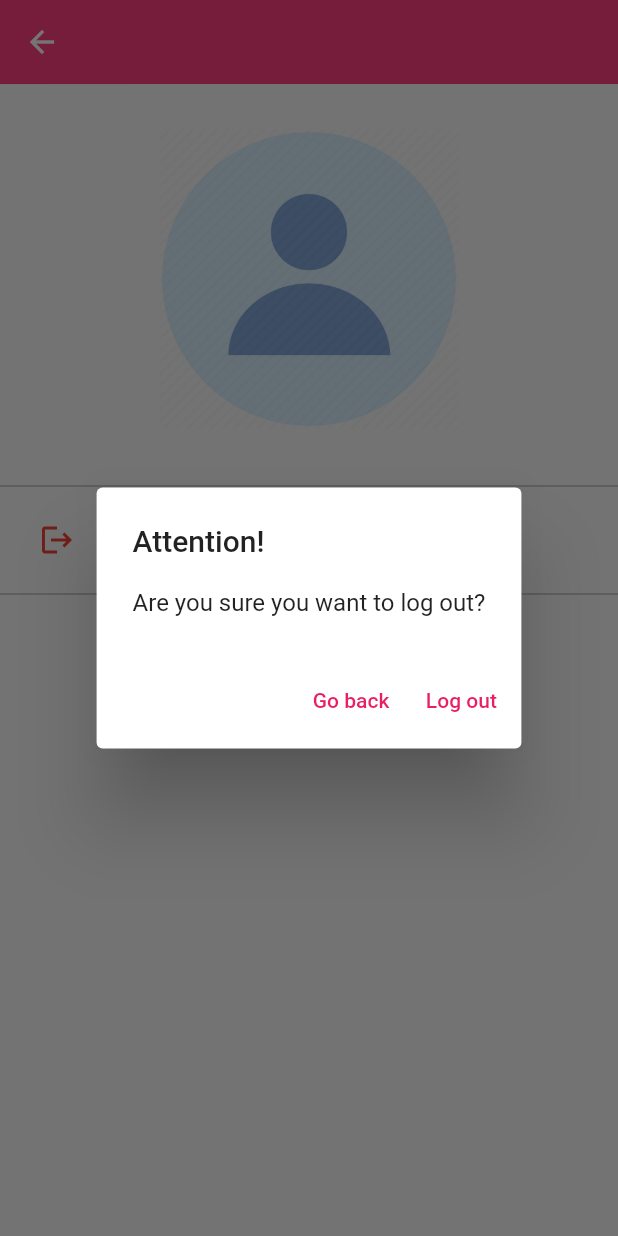
After one commit to DAB-Co/jam-mobile, a Flutter app: the AvatarCustomize screen opened by its route, after a tap on "Logout", on a phone screen of 412 x 824 dp. The commit adds this screen. Run offline on Flutter 3.47's test engine with Material 2 defaults, Android fonts, the phone set to English and light mode, and no system bars; our stand-ins replace device_info_plus, firebase_core, firebase_messaging, flutter_local_notifications, hive, hive_flutter and 1 more; missing offline and left inert: mqtt_client; accounts and stored records are empty; statements that could not run were skipped.

Commit message:
remove hamburger, add avatar page

```diff
--- a/lib/config/routes.dart
+++ b/lib/config/routes.dart
@@ -5,3 +5,4 @@ var messages = "/messages";
 var dm = "/dm";
 var about = "/about";
 var contactUs = "/contactUs";
+var avatar = "/avatar";
--- a/lib/main.dart
+++ b/lib/main.dart
@@ -1,6 +1,7 @@
 import 'package:flutter/material.dart';
 import 'package:jam/config/ssl.dart';
 import 'package:jam/pages/about.dart';
+import 'package:jam/pages/avatar.dart';
 import 'package:jam/pages/contact_us.dart';
 import 'package:jam/pages/messages.dart';
 import 'package:jam/providers/message_provider.dart';
@@ -73,6 +74,7 @@ class MyApp extends StatelessWidget {
           // routes.dm: (context) => DM(),
           routes.about: (context) => About(),
           routes.contactUs: (context) => ContactUs(),
+          routes.avatar: (context) => AvatarCustomize(),
         },
         navigatorKey: navigatorKey,
       ),
--- /dev/null
+++ b/lib/pages/avatar.dart
@@ -0,0 +1,87 @@
+import 'package:flutter/material.dart';
+import 'package:jam/providers/user_provider.dart';
+import 'package:provider/provider.dart';
+
+class AvatarCustomize extends StatefulWidget {
+  @override
+  _AvatarCustomizeState createState() => _AvatarCustomizeState();
+}
+
+class _AvatarCustomizeState extends State<AvatarCustomize> {
+  @override
+  Widget build(BuildContext context) {
+    // set up the buttons in alert
+    Widget cancelButton = TextButton(
+      child: Text("Go back"),
+      onPressed: () {
+        Navigator.pop(context);
+      },
+    );
+    Widget continueButton = TextButton(
+      child: Text("Log out"),
+      onPressed: () {
+        Provider.of<UserProvider>(context, listen: false).logout();
+      },
+    );
+
+    // set up the AlertDialog
+    AlertDialog alert = AlertDialog(
+      title: Text("Attention!"),
+      content: Text("Are you sure you want to log out?"),
+      actions: [
+        cancelButton,
+        continueButton,
+      ],
+    );
+
+    return Scaffold(
+      appBar: AppBar(
+        backgroundColor: Colors.pinkAccent,
+        title: Center(
+          child: Text(""),
+        ),
+        elevation: 0.1,
+      ),
+      body: Column(
+        children: [
+          SizedBox(height: 30),
+          Container(
+            height: 200,
+            width: 200,
+            decoration: BoxDecoration(
+              image: DecorationImage(
+                fit: BoxFit.contain,
+                image: AssetImage('assets/avatar.png'),
+              ),
+            ),
+          ),
+          SizedBox(height: 30),
+          Divider(
+            color: Colors.grey
+          ),
+          Padding(
+            padding: const EdgeInsets.only(left: 10.0, right: 10.0),
+            child: ListTile(
+              leading: Icon(
+                Icons.logout,
+                color: Colors.red,
+              ),
+              title: const Text('Logout'),
+              onTap: () {
+                showDialog(
+                  context: context,
+                  builder: (BuildContext context) {
+                    return alert;
+                  },
+                );
+              },
+            ),
+          ),
+          Divider(
+            color: Colors.grey
+          ),
+        ],
+      ),
+    );
+  }
+}
```
Also changed, not shown: lib/pages/homepage.dart (+17 -104 lines).
